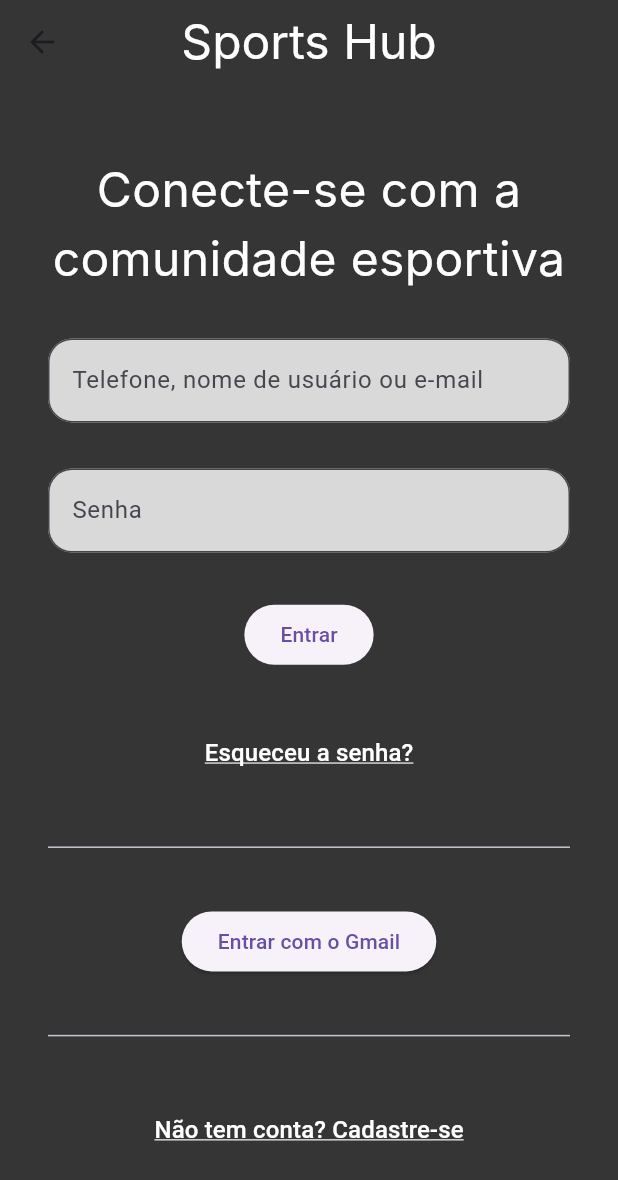
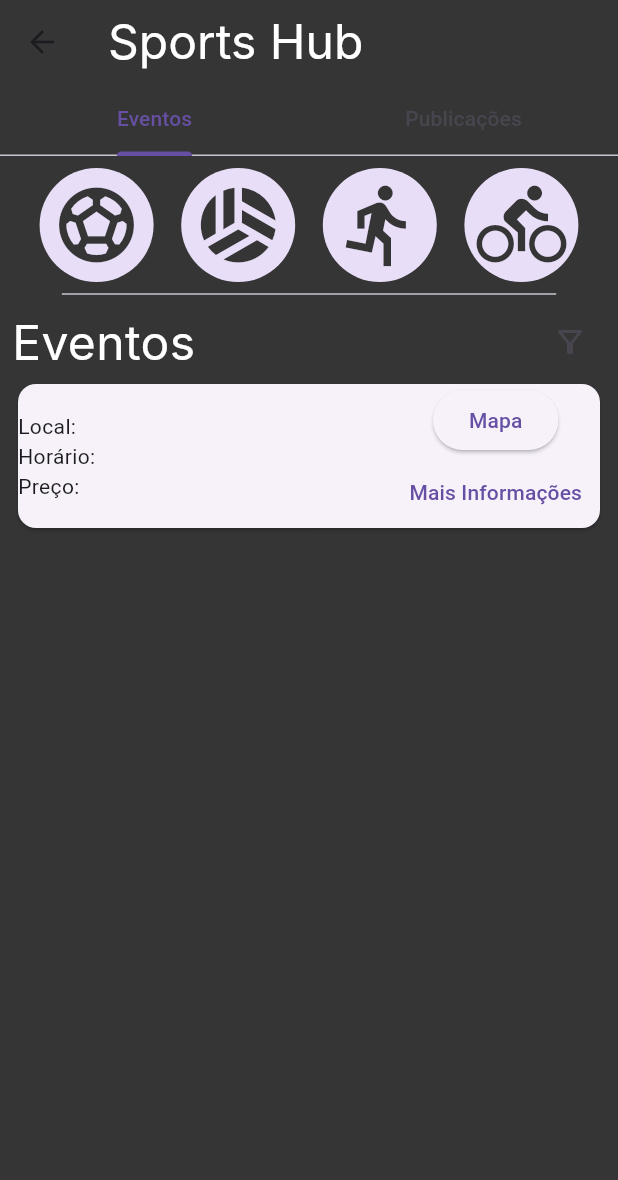
Before and after one commit to camara0729/programa_web_mobile, a Flutter app: the Login screen opened directly, after a tap on "Entrar", on a phone screen of 412 x 824 dp. Shown: the top 1180 px of the screen. Run offline on Flutter 3.47's test engine with Material 3 defaults, Android fonts, the phone set to English and light mode, and no system bars; Roboto replaces fonts that are missing (Inter).

Commit message:
feat: implementação tela homepage

```diff
--- a/lib/register.dart
+++ b/lib/cadastro/register.dart
@@ -57,7 +57,9 @@ class Register extends StatelessWidget {
                   filled: true),
             ),
             ElevatedButton(
-                onPressed: () {},
+              onPressed: () {
+                Navigator.pushNamed(context, '/register2');
+              },
                 style: const ButtonStyle(
                     elevation: WidgetStatePropertyAll<double>(0)),
                 child: const Text("Continuar")),
--- a/lib/register2.dart
+++ b/lib/cadastro/register2.dart
@@ -48,7 +48,12 @@ class Register2 extends StatelessWidget {
                   filled: true),
             ),
             ElevatedButton(
-                onPressed: () {},
+                onPressed: () {
+                  Navigator.popUntil(
+                    context,
+                    ModalRoute.withName('/'),
+                    );
+                },
                 style: const ButtonStyle(
                     elevation: WidgetStatePropertyAll<double>(0)),
                 child: const Text("Criar")),
--- /dev/null
+++ b/lib/homepage/eventos.dart
@@ -0,0 +1,88 @@
+import 'package:flutter/material.dart';
+
+class Eventos extends StatelessWidget {
+  const Eventos({super.key});
+
+  @override
+  Widget build(BuildContext context) {
+    return Padding(
+      padding: const EdgeInsets.all(8),
+      child: Column(
+        children: [
+          Row(
+            mainAxisAlignment: MainAxisAlignment.spaceEvenly,
+            children: [
+              IconButton.filledTonal(
+                  color: const Color(0xFF353535),
+                  onPressed: () {},
+                  icon: const Icon(Icons.sports_soccer),
+                  iconSize: 60),
+              IconButton.filledTonal(
+                  color: const Color(0xFF353535),
+                  onPressed: () {},
+                  icon: const Icon(Icons.sports_volleyball),
+                  iconSize: 60),
+              IconButton.filledTonal(
+                  color: const Color(0xFF353535),
+                  onPressed: () {},
+                  icon: const Icon(Icons.directions_run),
+                  iconSize: 60),
+              IconButton.filledTonal(
+                  color: const Color(0xFF353535),
+                  onPressed: () {},
+                  icon: const Icon(Icons.directions_bike),
+                  iconSize: 60),
+            ],
+          ),
+          SizedBox(
+            width: MediaQuery.of(context).size.width * 0.8,
+            child: const Divider(),
+          ),
+          Row(
+            mainAxisAlignment: MainAxisAlignment.spaceBetween,
+            children: [
+              const Text(
+                "Eventos",
+                style: TextStyle(
+                    color: Colors.white, fontSize: 32, fontFamily: "Inter"),
+              ),
+              IconButton(
+                  onPressed: () {},
+                  icon: const Icon(Icons.filter_alt_outlined)),
+            ],
+          ),
+          SizedBox(
+              height: MediaQuery.of(context).size.height * 0.5,
+              child: ListView(
+                children: [
+                  Card(
+                    child: Row(
+                      mainAxisAlignment: MainAxisAlignment.spaceBetween,
+                      children: [
+                        const Column(
+                          crossAxisAlignment: CrossAxisAlignment.start,
+                          children: [
+                            Text("Local: "),
+                            Text("Horário: "),
+                            Text("Preço: "),
+                          ],
+                        ),
+                        Column(
+                          children: [
+                            ElevatedButton(
+                                onPressed: () {}, child: const Text("Mapa")),
+                            TextButton(
+                                onPressed: () {},
+                                child: const Text("Mais Informações")),
+                          ],
+                        )
+                      ],
+                    ),
+                  )
+                ],
+              ))
+        ],
+      ),
+    );
+  }
+}
--- /dev/null
+++ b/lib/homepage/homepage.dart
@@ -0,0 +1,41 @@
+import 'package:flutter/material.dart';
+import 'package:programa_web_mobile/homepage/eventos.dart';
+import 'package:programa_web_mobile/homepage/publicacoes.dart';
+
+class Homepage extends StatelessWidget {
+  const Homepage({super.key});
+
+  @override
+  Widget build(BuildContext context) {
+    return DefaultTabController(
+        initialIndex: 0,
+        length: 2,
+        child: Scaffold(
+          backgroundColor: const Color(0xFF353535),
+          appBar: AppBar(
+            backgroundColor: const Color(0xFF353535),
+            title: const Text(
+              "Sports Hub",
+              style: TextStyle(
+                  color: Colors.white, fontSize: 32, fontFamily: "Inter"),
+            ),
+            bottom: const TabBar(
+              tabs: <Widget>[
+                Tab(
+                  child: Text("Eventos"),
+                ),
+                Tab(
+                  child: Text("Publicações"),
+                ),
+              ],
+            ),
+          ),
+          body: const TabBarView(
+            children: <Widget>[
+              Eventos(),
+              Publicacoes(),
+            ],
+          ),
+        ));
+  }
+}
--- /dev/null
+++ b/lib/homepage/publicacoes.dart
@@ -0,0 +1,11 @@
+import 'package:flutter/material.dart';
+
+class Publicacoes extends StatelessWidget {
+  const Publicacoes({super.key});
+
+  @override
+  Widget build(BuildContext context) {
+    return Container();
+  }
+
+}
--- a/lib/login.dart
+++ b/lib/login.dart
@@ -48,7 +48,9 @@ class Login extends StatelessWidget {
                   filled: true),
             ),
             ElevatedButton(
-                onPressed: () {},
+                onPressed: () {
+                    Navigator.pushNamed(context, '/homepage');
+                },
                 style: const ButtonStyle(
                     elevation: WidgetStatePropertyAll<double>(0)),
                 child: const Text("Entrar")),
@@ -70,7 +72,9 @@ class Login extends StatelessWidget {
                 onPressed: () {}, child: const Text("Entrar com o Gmail")),
             const Divider(),
             TextButton(
-              onPressed: () {},
+              onPressed: () {
+                Navigator.pushNamed(context, '/register');
+              },
               child: const Text(
                 "Não tem conta? Cadastre-se",
                 style: TextStyle(
--- a/lib/main.dart
+++ b/lib/main.dart
@@ -1,7 +1,8 @@
 import 'package:flutter/material.dart';
+import 'package:programa_web_mobile/homepage/homepage.dart';
 import 'package:programa_web_mobile/login.dart';
-import 'package:programa_web_mobile/register.dart';
-import 'package:programa_web_mobile/register2.dart';
+import 'package:programa_web_mobile/cadastro/register.dart';
+import 'package:programa_web_mobile/cadastro/register2.dart';
 
 void main() {
   runApp(const MainApp());
@@ -12,10 +13,16 @@ class MainApp extends StatelessWidget {
 
   @override
   Widget build(BuildContext context) {
-    return const MaterialApp(
+    return MaterialApp(
       debugShowCheckedModeBanner: false,
-      color: Color(0xFF353535),
-      home: Register()
+      color: const Color(0xFF353535),
+      initialRoute: '/',
+      routes: {
+        '/': (context) => const Login(),
+        '/register': (context) => const Register(),
+        '/register2': (context) => const Register2(),
+        '/homepage': (context) => const Homepage()
+      },
     );
   }
 }
```
